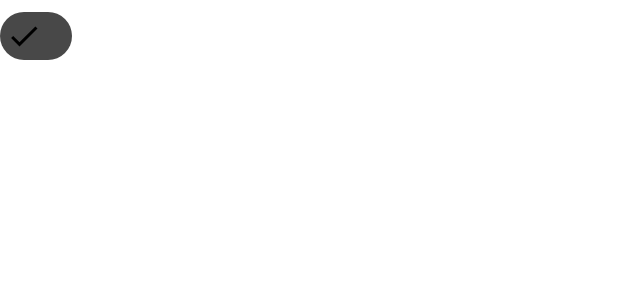
After one commit to Manasask8127/GDGFinder, an Android app: the layout region.xml on its own in the app's theme, with its tools: preview values and no code run, on a phone screen of 412 x 824 dp. The commit adds this screen. Shown: the top 300 px of the screen. Run offline under Robolectric (Android 15) with nearby library versions, the phone set to English and light mode, and no system bars; Roboto replaces fonts that are not available here.

Commit message:
added chipgroup

```diff
--- /dev/null
+++ b/app/src/main/res/color/selected_highlight.xml
@@ -0,0 +1,5 @@
+<?xml version="1.0" encoding="utf-8"?>
+<selector xmlns:android="http://schemas.android.com/apk/res/android">
+    <item android:color="?colorPrimaryVariant" android:state_selected="true" />
+    <item android:color="?colorOnSurface" android:alpha="0.18" />
+</selector>
--- /dev/null
+++ b/app/src/main/res/layout/region.xml
@@ -0,0 +1,12 @@
+<?xml version="1.0" encoding="utf-8"?>
+<com.google.android.material.chip.Chip xmlns:android="http://schemas.android.com/apk/res/android"
+    xmlns:app="http://schemas.android.com/apk/res-auto"
+    xmlns:tools="http://schemas.android.com/tools"
+    android:layout_width="wrap_content"
+    android:layout_height="wrap_content"
+    style="@style/Widget.MaterialComponents.Chip.Choice"
+    app:checkedIconVisible="true"
+    tools:checked="true"
+    app:chipBackgroundColor="@color/selected_highlight">
+
+</com.google.android.material.chip.Chip>
```
Also changed, not shown: app/src/main/java/com/example/android/gdgfinder/search/GdgListFragment.kt (+27 -0 lines), app/src/main/res/layout/fragment_gdg_list.xml (+7 -0 lines).
